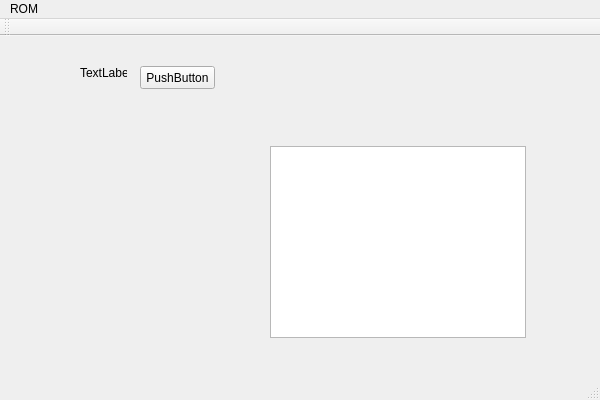
Before: the Qt Designer form src/Qt/MainWindow.ui in Random06457/TWWStuff, drawn with Qt 5.
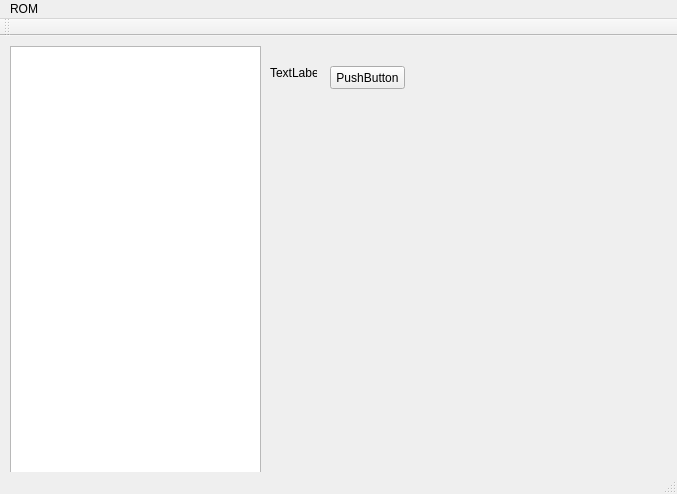
After: the same form once the commit is applied.

The edit to the form file:
```diff
--- a/src/Qt/MainWindow.ui
+++ b/src/Qt/MainWindow.ui
@@ -6,8 +6,8 @@
    <rect>
     <x>0</x>
     <y>0</y>
-    <width>600</width>
-    <height>400</height>
+    <width>677</width>
+    <height>494</height>
    </rect>
   </property>
   <property name="windowTitle">
@@ -17,7 +17,7 @@
    <widget class="QLabel" name="label">
     <property name="geometry">
      <rect>
-      <x>80</x>
+      <x>270</x>
       <y>30</y>
       <width>47</width>
       <height>13</height>
@@ -30,7 +30,7 @@
    <widget class="QPushButton" name="pushButton">
     <property name="geometry">
      <rect>
-      <x>140</x>
+      <x>330</x>
       <y>30</y>
       <width>75</width>
       <height>23</height>
@@ -40,15 +40,26 @@
      <string>PushButton</string>
     </property>
    </widget>
-   <widget class="QTreeView" name="treeView">
+   <widget class="QTreeWidget" name="treeWidget">
     <property name="geometry">
      <rect>
-      <x>270</x>
-      <y>110</y>
-      <width>256</width>
-      <height>192</height>
+      <x>10</x>
+      <y>10</y>
+      <width>251</width>
+      <height>431</height>
      </rect>
     </property>
+    <property name="contextMenuPolicy">
+     <enum>Qt::DefaultContextMenu</enum>
+    </property>
+    <property name="headerHidden">
+     <bool>true</bool>
+    </property>
+    <column>
+     <property name="text">
+      <string notr="true">1</string>
+     </property>
+    </column>
    </widget>
   </widget>
   <widget class="QMenuBar" name="menuBar">
@@ -56,7 +67,7 @@
     <rect>
      <x>0</x>
      <y>0</y>
-     <width>600</width>
+     <width>677</width>
      <height>21</height>
     </rect>
    </property>
```
Left out of the diff: 25 changed lines with no effect on the pictures.
